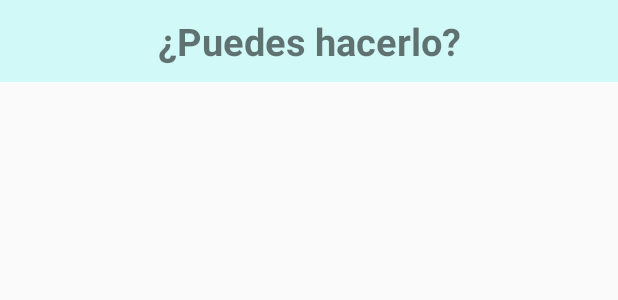
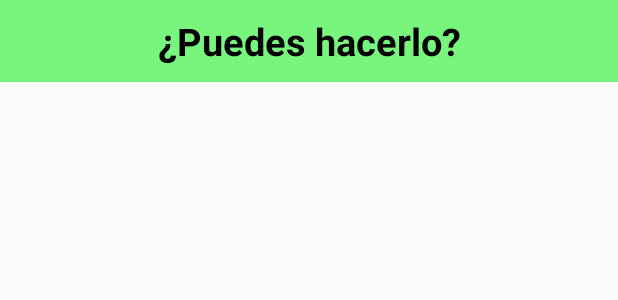
Before and after one commit to MCheca/Print3D, an Android app: the layout listview_header.xml on its own in the app's theme, with its tools: preview values and no code run, on a phone screen of 412 x 824 dp. Shown: the top 300 px of the screen. Run offline under Robolectric (Android 15) with nearby library versions, the phone set to English and light mode, and no system bars.

Commit message:
Nuevo header Anuncios

```diff
--- a/app/src/main/res/layout/listview_header.xml
+++ b/app/src/main/res/layout/listview_header.xml
@@ -10,10 +10,11 @@
         android:id="@+id/tv"
         android:layout_width="match_parent"
         android:layout_height="wrap_content"
-        android:background="#a9bcf9f6"
+        android:background="#fb76f57a"
         android:padding="10dp"
         android:text="¿Puedes hacerlo?"
         android:textAlignment="center"
+        android:textColor="@android:color/black"
         android:textSize="25sp"
         android:textStyle="bold" />
 </LinearLayout>
```
